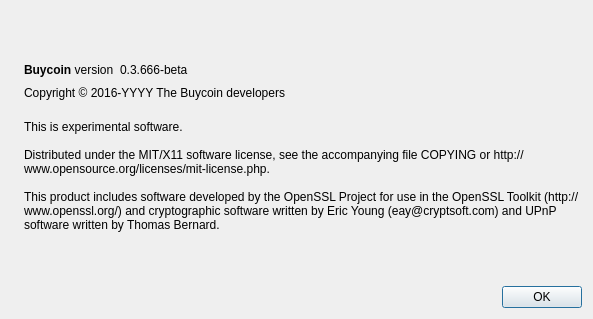
Qt form src/qt/forms/aboutdialog.ui (bhok/Buycoin) before a commit.
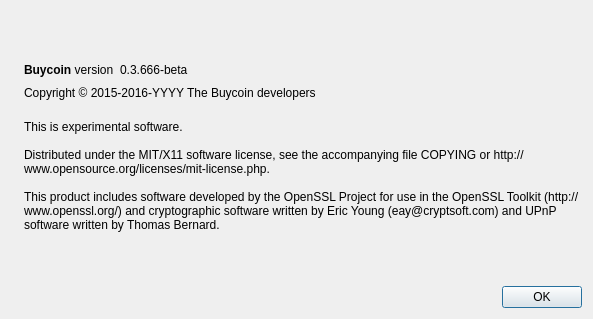
The same form after that commit. Icons and pictures are not drawn.

Patch:
```diff
--- a/src/qt/forms/aboutdialog.ui
+++ b/src/qt/forms/aboutdialog.ui
@@ -91,7 +91,7 @@
         <cursorShape>IBeamCursor</cursorShape>
        </property>
        <property name="text">
-        <string notr="true">Copyright &amp;copy; 2016-YYYY The Buycoin developers</string>
+        <string notr="true">Copyright &amp;copy; 2015-2016-YYYY The Buycoin developers</string>
        </property>
        <property name="textFormat">
         <enum>Qt::RichText</enum>
```
